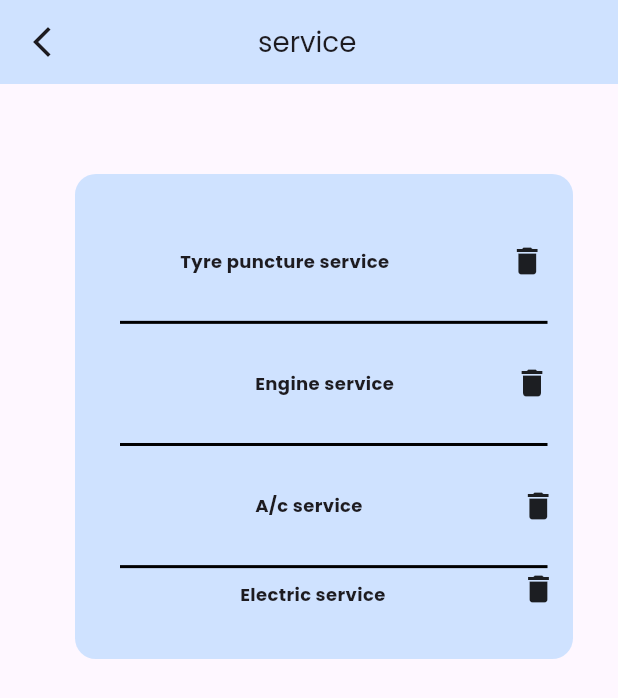
After one commit to najafathima630/mini_project, a Flutter app: the navigation_barmechanic screen opened directly, item 3 of the bottom bar chosen, after a tap on the "arrow back ios new" icon, on a phone screen of 412 x 824 dp. The commit adds this screen. Shown: the top 698 px of the screen. Run offline on Flutter 3.47's test engine with Material 3 defaults, Android fonts, the phone set to English and light mode, and no system bars; our stand-ins replace flutter_screenutil, google_fonts, shared_preferences; accounts and stored records are empty.

Commit message:
04/01/2024 mechanic

```diff
--- /dev/null
+++ b/lib/mechanic/Navigationbar_mechanic.dart
@@ -0,0 +1,67 @@
+import 'package:flutter/cupertino.dart';
+import 'package:flutter/material.dart';
+import 'package:mini_project/admin/tap_bar.dart';
+
+import 'mech_rating.dart';
+import 'mech_service.dart';
+import 'mech_service_home.dart';
+
+
+class navigation_barmechanic extends StatefulWidget {
+  const navigation_barmechanic({super.key});
+
+  @override
+  State<navigation_barmechanic> createState() =>
+      _navigation_barmechanicState();
+}
+
+class _navigation_barmechanicState
+    extends State<navigation_barmechanic> {
+  int _SelectedIndex = 0;
+
+  static  List<dynamic> _widgetoption = [
+    mech_service_home(),
+    MechService(),
+    MechRating(),
+  ];
+
+  void _onItemTapped(int index) {
+    setState(() {
+      _SelectedIndex = index;
+    });
+  }
+
+  @override
+  Widget build(BuildContext context) {
+    return Scaffold(
+      body: _widgetoption.elementAt(_SelectedIndex),
+      bottomNavigationBar: BottomNavigationBar(
+          items: const <BottomNavigationBarItem>[
+            BottomNavigationBarItem(
+                icon: Icon(Icons.home,
+                color: Colors.black,
+                ),
+                label: 'Request',
+                backgroundColor: Colors.white),
+            BottomNavigationBarItem(
+                icon: Icon(
+                  Icons.miscellaneous_services_outlined,
+                  color: Colors.black,
+                ),
+                label: 'service',
+                backgroundColor: Colors.white),
+            BottomNavigationBarItem(
+              icon: Icon(Icons.star, color: Colors.black),
+              label: 'Rating',
+              backgroundColor: Colors.white,
+            ),
+          ],
+          type: BottomNavigationBarType.shifting,
+          currentIndex: _SelectedIndex,
+          selectedItemColor: Colors.black,
+          iconSize: 30,
+          onTap: _onItemTapped,
+          elevation: 4),
+    );
+  }
+}
--- /dev/null
+++ b/lib/mechanic/mech_rating.dart
@@ -0,0 +1,203 @@
+import 'package:flutter/cupertino.dart';
+import 'package:flutter/material.dart';
+import 'package:flutter_screenutil/flutter_screenutil.dart';
+import 'package:google_fonts/google_fonts.dart';
+
+import 'mech_service.dart';
+
+class MechRating extends StatefulWidget {
+  const MechRating({super.key});
+
+  @override
+  State<MechRating> createState() => _MechRatingState();
+}
+
+class _MechRatingState extends State<MechRating> {
+  @override
+  Widget build(BuildContext context) {
+    return Scaffold(
+      appBar: AppBar(
+        backgroundColor: Color(0xffCFE2FF),
+        leading: IconButton(
+            onPressed: () {
+              Navigator.push(context, MaterialPageRoute(
+                builder: (context) {
+                  return MechService();
+                },
+              ));
+            },
+            icon: Icon(Icons.arrow_back_ios_new_sharp)),
+        title: Padding(
+          padding: EdgeInsets.only(left: 100.w),
+          child: Text(
+            "Rating",
+            style: GoogleFonts.poppins(
+                fontWeight: FontWeight.w500, fontSize: 23.sp),
+          ),
+        ),
+      ),
+      body: Column(
+        children: [
+          Row(
+            children: [
+              Padding(
+                padding: EdgeInsets.only(left: 90.w, top: 30.h),
+                child: Text(
+                  "The rating given to you",
+                  style: GoogleFonts.poppins(
+                      color: Colors.grey,
+                      fontSize: 17.sp,
+                      fontWeight: FontWeight.w400),
+                ),
+              ),
+            ],
+          ),
+          Row(
+            children: [
+              Padding(
+                padding: EdgeInsets.only(left: 40.w, top: 40.h),
+                child: Container(
+                  child: Column(
+                    children: [
+                      Row(
+                        children: [
+                          Padding(
+                            padding: EdgeInsets.only(left: 30.w, top: 20.h),
+                            child: CircleAvatar(
+                              backgroundImage: AssetImage("Assets/boss.png"),
+                              radius: 40.r,
+                            ),
+                          ),
+                          Column(
+                            children: [
+                              Row(
+                                children: [
+                                  Padding(
+                                    padding:
+                                        EdgeInsets.only(left: 1.w, top: 30.h),
+                                    child: Text(
+                                      "Engine work",
+                                      style: GoogleFonts.poppins(
+                                          fontSize: 16.sp,
+                                          fontWeight: FontWeight.w500),
+                                    ),
+                                  ),
+                                ],
+                              ),
+                              Row(
+                                children: [
+                                  Padding(
+                                    padding:
+                                        EdgeInsets.only(left: 50.w, top: 10.h),
+                                    child: Text(
+                                      "Date",
+                                      style: GoogleFonts.poppins(
+                                          fontSize: 16.sp,
+                                          fontWeight: FontWeight.w500),
+                                    ),
+                                  ),
+                                  Column(
+                                    children: [
+                                      Row(
+                                        children: [
+                                          Padding(
+                                            padding:
+                                                EdgeInsets.only(left: 30.w),
+                                            child: Text(
+                                              "Rating",
+                                              style: GoogleFonts.poppins(
+                                                  fontSize: 16.sp,
+                                                  fontWeight: FontWeight.w500),
+                                            ),
+                                          ),
+                                        ],
+                                      ),
+                                      Row(
+                                        children: [
+                                          Icon(
+                                            Icons.star,
+                                            color: Colors.yellow,
+                                          ),
+                                          Icon(
+                                            Icons.star,
+                                            color: Colors.yellow,
+                                          ),
+                                          Icon(
+                                            Icons.star,
+                                            color: Colors.yellow,
+                                          ),
+                                          Icon(
+                                            Icons.star,
+                                            color: Colors.yellow,
+                                          ),
+                                          Icon(
+                                            Icons.star_border,
+                                            color: Colors.black,
+                                          )
+                                        ],
+                                      ),
+
+                                    ],
+                                  )
+                                ],
+                              ),
+                              Row(
+                                children: [
+                                  Padding(
+                                    padding:
+                                        EdgeInsets.only(left: 1.w, top: 10.h),
+                                    child: Text(
+                                      "Time",
+                                      style: GoogleFonts.poppins(
+                                          fontSize: 16.sp,
+                                          fontWeight: FontWeight.w500),
+                                    ),
+                                  ),
+                                ],
+                              ),
+                              Row(
+                                children: [
+                                  Padding(
+                                    padding:
+                                        EdgeInsets.only(left: 1.w, top: 10.h),
+                                    child: Text(
+                                      "Place",
+                                      style: GoogleFonts.poppins(
+                                          fontSize: 16.sp,
+                                          fontWeight: FontWeight.w500),
+                                    ),
+                                  ),
+                                ],
+                              )
+                            ],
+                          )
+                        ],
+                      ),
+                      Row(
+                        children: [
+                          Padding(
+                            padding: EdgeInsets.only(left: 40.w),
+                            child: Text(
+                              "Name",
+                              style: GoogleFonts.poppins(
+                                  fontSize: 17.sp, fontWeight: FontWeight.w400),
+                            ),
+                          ),
+                        ],
+                      )
+                    ],
+                  ),
+                  width: 320.w,
+                  height: 200.h,
+                  decoration: BoxDecoration(
+                      color: Color(0xffCFE2FF),
+                      borderRadius: BorderRadius.circular(10.r)),
+                ),
+              )
+            ],
+          )
+        ],
+      ),
+    );
+  }
+}
--- /dev/null
+++ b/lib/mechanic/mech_service.dart
@@ -0,0 +1,179 @@
+import 'package:flutter/cupertino.dart';
+import 'package:flutter/material.dart';
+import 'package:flutter_screenutil/flutter_screenutil.dart';
+import 'package:google_fonts/google_fonts.dart';
+
+import 'mech_service_home.dart';
+
+class MechService extends StatefulWidget {
+  const MechService({super.key});
+
+  @override
+  State<MechService> createState() => _MechServiceState();
+}
+
+class _MechServiceState extends State<MechService> {
+  @override
+  Widget build(BuildContext context) {
+    return Scaffold(
+      appBar: AppBar(
+        backgroundColor: Color(0xffCFE2FF),
+        leading: IconButton(
+            onPressed: () {
+              Navigator.push(context, MaterialPageRoute(
+                builder: (context) {
+                  return mech_service_home();
+                },
+              ));
+            },
+            icon: Icon(Icons.arrow_back_ios_new_sharp)),
+        title: Padding(
+          padding: EdgeInsets.only(left: 100.w),
+          child: Text(
+            "service",
+            style: GoogleFonts.poppins(
+                fontWeight: FontWeight.w400, fontSize: 20.sp),
+          ),
+        ),
+      ),
+      body: Column(
+        children: [
+          Padding(
+            padding: EdgeInsets.only(left: 50.w, top: 60),
+            child: Container(
+              child: Column(
+                children: [
+                  Row(
+                    children: [
+                      Padding(
+                        padding: EdgeInsets.only(left: 70.w, top: 50.h),
+                        child: Text(
+                          "Tyre puncture service",
+                          style: GoogleFonts.poppins(
+                              fontWeight: FontWeight.w700, fontSize: 13.sp),
+                        ),
+                      ),
+                      Padding(
+                        padding: EdgeInsets.only(left: 80.w, top: 50.h),
+                        child: Icon(
+                          Icons.delete,
+                        ),
+                      )
+                    ],
+                  ),
+                  Row(
+                    children: [
+                      Padding(
+                        padding: EdgeInsets.only(left: 30.w, top: 30.h),
+                        child: Container(
+                          width: 285.w,
+                          height: 2,
+                          color: Colors.black,
+                        ),
+                      )
+                    ],
+                  ),
+                  Row(
+                    children: [
+                      Padding(
+                        padding: EdgeInsets.only(left: 120.w, top: 30.h),
+                        child: Text(
+                          "Engine service",
+                          style: GoogleFonts.poppins(
+                              fontWeight: FontWeight.w700, fontSize: 13.sp),
+                        ),
+                      ),
+                      Padding(
+                        padding: EdgeInsets.only(left: 80.w, top: 30.h),
+                        child: Row(
+                          children: [
+                            Icon(
+                              Icons.delete,
+                            ),
+                          ],
+                        ),
+                      )
+                    ],
+                  ),
+                  Row(
+                    children: [
+                      Padding(
+                        padding: EdgeInsets.only(left: 30.w, top: 30.h),
+                        child: Container(
+                          width: 285.w,
+                          height: 2,
+                          color: Colors.black,
+                        ),
+                      )
+                    ],
+                  ),
+                  Row(
+                    children: [
+                      Padding(
+                        padding: EdgeInsets.only(left: 120.w, top: 30.h),
+                        child: Text(
+                          "A/c service",
+                          style: GoogleFonts.poppins(
+                              fontWeight: FontWeight.w700, fontSize: 13.sp),
+                        ),
+                      ),
+                      Padding(
+                        padding: EdgeInsets.only(left: 105.w, top: 30.h),
+                        child: Row(
+                          children: [
+                            Icon(
+                              Icons.delete,
+                            ),
+                          ],
+                        ),
+                      )
+                    ],
+                  ),
+                  Row(
+                    children: [
+                      Padding(
+                        padding: EdgeInsets.only(left: 30.w, top: 30.h),
+                        child: Container(
+                          width: 285.w,
+                          height: 2,
+                          color: Colors.black,
+                        ),
+                      )
+                    ],
+                  ),
+                  Row(
+                    children: [
+                      Padding(
+                        padding: EdgeInsets.only(left: 110.w, top: 10.h),
+                        child: Text(
+                          "Electric service",
+                          style: GoogleFonts.poppins(
+                              fontWeight: FontWeight.w700, fontSize: 13.sp),
+                        ),
+                      ),
+                      Padding(
+                        padding: EdgeInsets.only(left: 90.w, top: 1.h),
+                        child: Row(
+                          children: [
+                            Icon(
+                              Icons.delete,
+                            ),
+                          ],
+                        ),
+                      )
+                    ],
+                  ),
+                ],
+              ),
+              height: 350.h,
+              width: 332.w,
+              decoration: BoxDecoration(
+                  color: Color(0xffCFE2FF),
+                  borderRadius: BorderRadius.circular(15.r)),
+            ),
+          ),
+        ],
+      ),
+    );
+  }
+}
--- /dev/null
+++ b/lib/mechanic/mech_service_acceptorreject.dart
@@ -0,0 +1,15 @@
+import 'package:flutter/cupertino.dart';
+
+class MechServiceAcceptorreject extends StatefulWidget {
+  const MechServiceAcceptorreject({super.key});
+
+  @override
+  State<MechServiceAcceptorreject> createState() => _MechServiceAcceptorrejectState();
+}
+
+class _MechServiceAcceptorrejectState extends State<MechServiceAcceptorreject> {
+  @override
+  Widget build(BuildContext context) {
+    return const Placeholder();
+  }
+}
--- a/lib/mechanic/mech_service_home.dart
+++ b/lib/mechanic/mech_service_home.dart
@@ -23,7 +23,7 @@ class mech_service_home extends StatelessWidget {
               height: 30.h,
               width: 30.w,
               decoration: BoxDecoration(
-                  color: Colors.black,
+                  color: Colors.white,
                   image: DecorationImage(
                       image: AssetImage("Assets/notification 2.png"))),
             )
```
